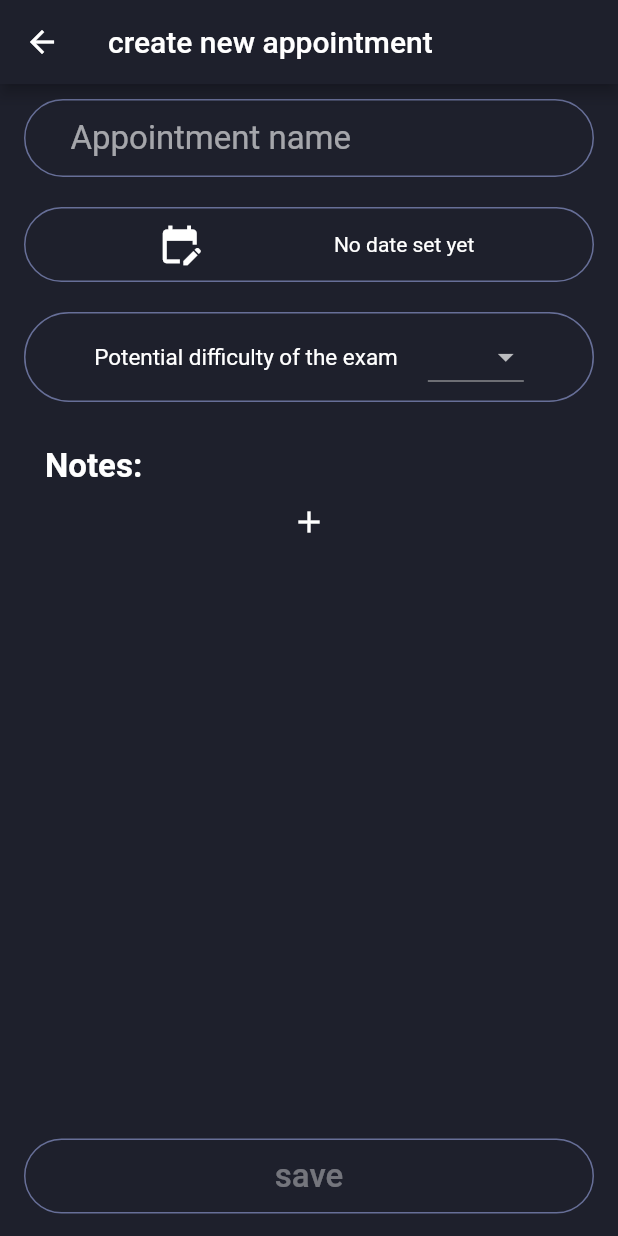
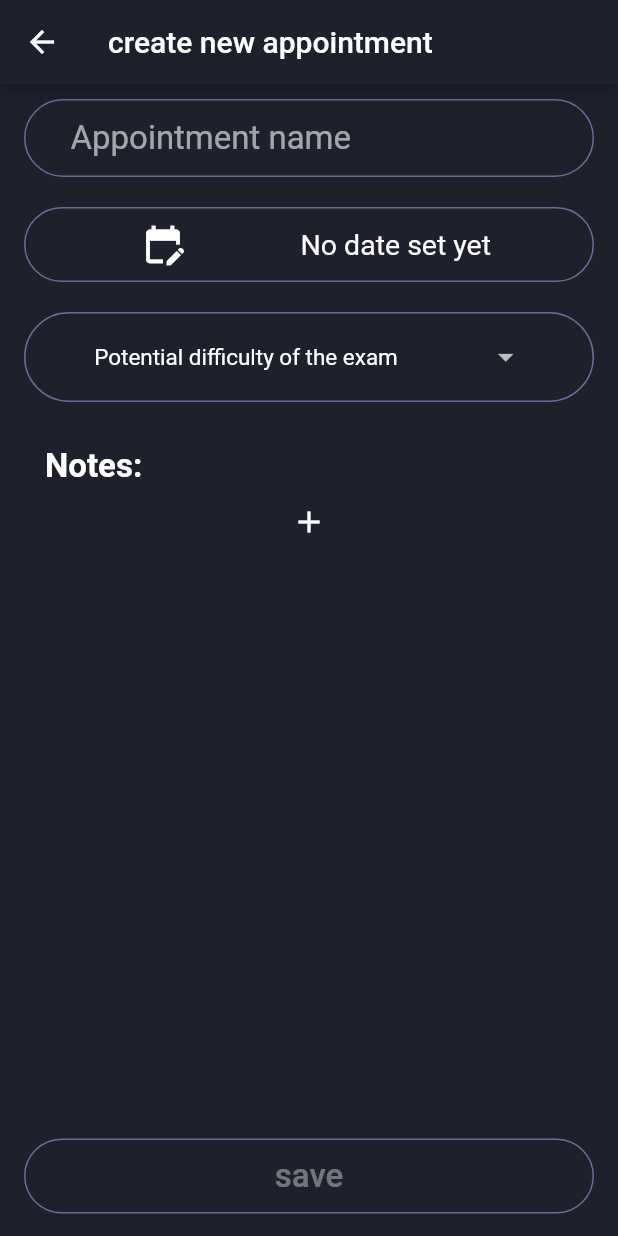
Before and after one commit to JohannesF99/mobile_application_3, a Flutter app: the screen it shows after launch, after a tap on "Let's get started!", after a tap on the "add" icon, on a phone screen of 412 x 824 dp. Run offline on Flutter 3.47's test engine with Material 2 defaults, Android fonts, the phone set to English and light mode, and no system bars; our stand-ins replace awesome_notifications, flutter_countdown_timer, flutter_datetime_picker, shared_preferences, sqflite; accounts and stored records are empty; generated files the repository leaves out were written again.

Commit message:
implemented a Drawer - added one element: language button - added language support via Drawer - added SharedPreferences for Language - complete Design overhaul - Design Fixes

```diff
--- a/lib/screen/NewReminderScreen.dart
+++ b/lib/screen/NewReminderScreen.dart
@@ -95,10 +95,14 @@ class _NewReminderScreen extends State<NewReminderScreen> {
                     final dateTime = await DatePicker.showDateTimePicker(
                         context,
                         minTime: DateTime.now(),
-                        locale: LocaleType.de,
+                        locale: LocaleType.values.byName(AppLocalizations.of(context)!.localeName),
                         currentTime: DateTime.now(),
                         theme: const DatePickerTheme(
-                          backgroundColor: Colors.black,
+                          backgroundColor: Color(0xFF1E202C),
+                          containerHeight: 250,
+                          titleHeight: 36,
+                          itemHeight: 44,
+
                           doneStyle: TextStyle(
                               fontSize: 22,
                               color: Colors.white
@@ -126,7 +130,11 @@ class _NewReminderScreen extends State<NewReminderScreen> {
                 ),
                 const Spacer(),
                 SizedBox(
-                  child: _date != null ? Text(_date!.toReadable(time: true)) : Text(AppLocalizations.of(context)!.no_date_set_yet),
+                  child: _date != null ? Text(_date!.toReadable(time: true, am: AppLocalizations.of(context)!.on, um: AppLocalizations.of(context)!.at, stunde: AppLocalizations.of(context)!.hour),
+                    style: const TextStyle(fontSize: 22),
+                  ) : Text(AppLocalizations.of(context)!.no_date_set_yet,
+                    style: const TextStyle(fontSize: 19),
+                  ),
                 ),
                 const Spacer()
               ],
@@ -152,6 +160,7 @@ class _NewReminderScreen extends State<NewReminderScreen> {
                   const Divider(indent: 20, color: Colors.transparent),
                   DropdownButton(
                       value: _value,
+                      underline: const SizedBox(),
                       items: const [
                         DropdownMenuItem(
                           value: Difficulty.easy,
@@ -176,7 +185,7 @@ class _NewReminderScreen extends State<NewReminderScreen> {
               ),
           ),
           const Divider(height: 20, color: Colors.transparent),
-          NoteList(notes: _notes),
+          NoteList(notes: _notes, height: 435,),
           const Spacer(),
           Container(
             width: 380,
--- a/lib/screen/WelcomeScreen.dart
+++ b/lib/screen/WelcomeScreen.dart
@@ -16,10 +16,12 @@ class _WelcomeScreen extends State<WelcomeScreen> {
   @override
   Widget build(BuildContext context) {
     return Scaffold(
-      backgroundColor: Colors.black,
-      body: Column(
+      backgroundColor: const Color(0xFF1E202C),
+      body: Padding(
+        padding: const EdgeInsets.symmetric(horizontal: 20),
+        child: Column(
           children: [
-          const Divider(height: 50, color: Colors.transparent),
+            const Divider(height: 70, color: Colors.transparent),
             Text(
               AppLocalizations.of(context)!.welcome_to_Exam_Reminder,
               textAlign: TextAlign.center,
@@ -29,11 +31,23 @@ class _WelcomeScreen extends State<WelcomeScreen> {
               ),
             ),
             const Spacer(),
-          Text(""),//AppLocalizations.of(context)!.)
+            Text(AppLocalizations.of(context)!.welcome_description,
+              style: const TextStyle(fontSize: 22),
+            ),
             const Spacer(),
               Center(
+                child: Card(
+                  shape: RoundedRectangleBorder(
+                    borderRadius: BorderRadius.circular(10)
+                  ),
+                  elevation: 5,
+                  color: const Color(0xFF1E202C),
+                  child: SizedBox(
+                    width: 350,
                       child: TextButton(
-              child: Text(AppLocalizations.of(context)!.lets_get_started),
+                        child: Text(AppLocalizations.of(context)!.lets_get_started,
+                          style: const TextStyle(fontSize: 26),
+                        ),
                         onPressed: () => Navigator.pushReplacement(context,
                             MaterialPageRoute(builder: (_) => HomeScreen(
                                 onLocalChange: widget.onLocalChange
@@ -41,9 +55,12 @@ class _WelcomeScreen extends State<WelcomeScreen> {
                         ),
                   ),
                   ),
+                ),
+              ),
             const Divider(height: 50, color: Colors.transparent),
           ],
         )
+      ),
     );
   }
 }
--- a/lib/widget/NoteList.dart
+++ b/lib/widget/NoteList.dart
@@ -8,10 +8,12 @@ class NoteList extends StatefulWidget {
   const NoteList({
     super.key,
     required this.notes,
+    required this.height,
     this.reminderId
   });
 
   final List<Note> notes;
+  final int height;
   final int? reminderId;
 
   @override
@@ -38,7 +40,8 @@ class _NoteList extends State<NoteList> {
             ),
           ),
           SizedBox(
-            height: MediaQuery.of(context).size.height-435,
+            //height: MediaQuery.of(context).size.height-435,
+            height: MediaQuery.of(context).size.height-widget.height,
             child: ListView.builder(
               physics: const BouncingScrollPhysics(
                   parent: AlwaysScrollableScrollPhysics()
--- a/lib/widget/ReminderTile.dart
+++ b/lib/widget/ReminderTile.dart
@@ -1,6 +1,5 @@
 import 'package:flutter/material.dart';
 import 'package:mobile_application_3/widget/DifficultyCircle.dart';
-
 import '../model/Reminder.dart';
 import '../screen/ReminderScreen.dart';
 
```
Also changed, not shown: lib/localization/app_de.arb (+8 -5 lines), lib/localization/app_en.arb (+27 -2 lines), lib/localization/app_es.arb (+8 -4 lines), lib/screen/ReminderScreen.dart (+22 -5 lines), lib/util/DateTimeUtil.dart (+5 -4 lines), lib/widget/NotificationList.dart (+11 -4 lines). Lines whose indentation alone changed are shown as unchanged.
